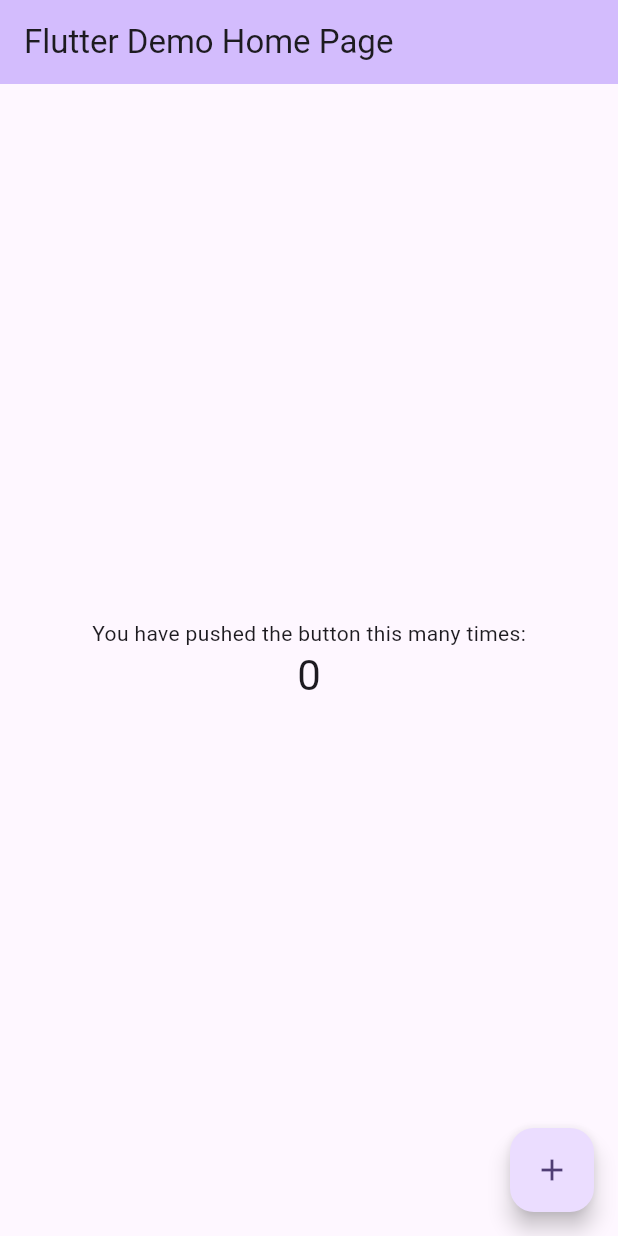
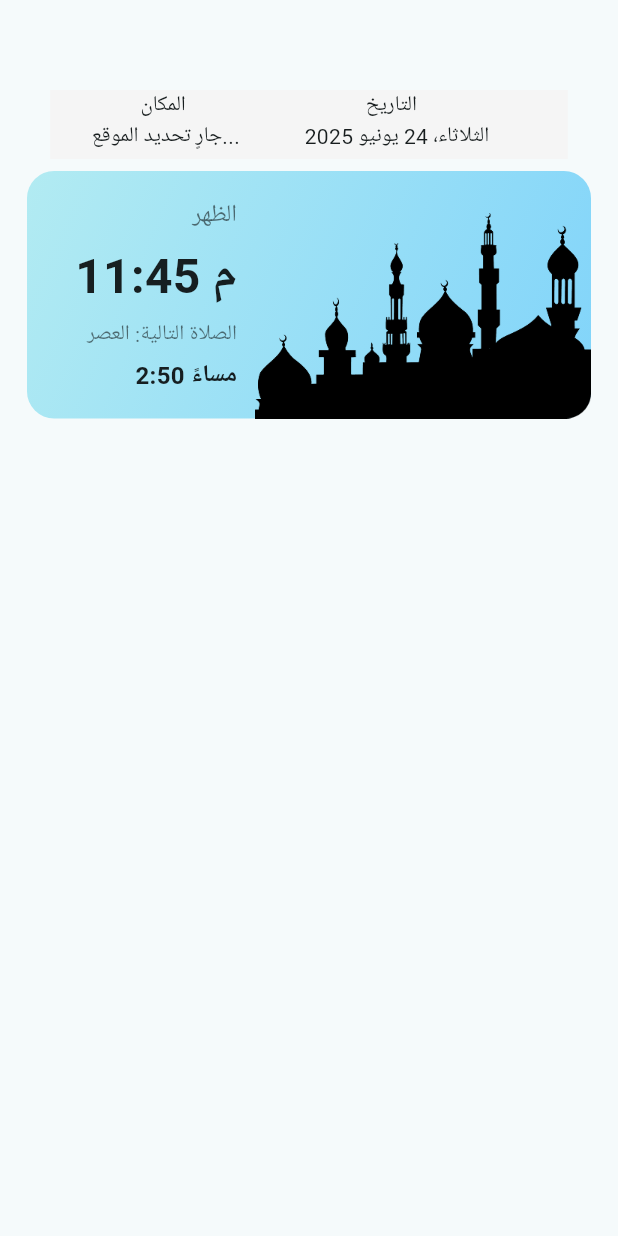
Before and after one commit to mohamedseedk908/Wiqa, a Flutter app: the screen it shows after launch, on a phone screen of 412 x 824 dp. Run offline on Flutter 3.47's test engine with Material 3 defaults, Android fonts, the phone set to English and light mode, and no system bars; our stand-ins replace geocoding, geolocator.

Commit message:
finish location and date time and card prayer

```diff
--- /dev/null
+++ b/lib/feature/home/presentation/view/home_screen.dart
@@ -0,0 +1,26 @@
+import 'package:flutter/material.dart';
+import 'package:wiqa/feature/home/presentation/widgets/location.dart';
+import 'package:wiqa/feature/home/presentation/widgets/prayer_card.dart';
+
+class HomeScreen extends StatefulWidget {
+  const HomeScreen({super.key});
+
+  @override
+  State<HomeScreen> createState() => _HomeScreenState();
+}
+
+class _HomeScreenState extends State<HomeScreen> {
+  @override
+  Widget build(BuildContext context) {
+    return Scaffold(
+      body: CustomScrollView(
+        slivers: [
+          SliverToBoxAdapter(child: SizedBox(height: 60)),
+          SliverToBoxAdapter(child: Location()),
+          SliverToBoxAdapter(child: SizedBox(height: 8)),
+          SliverToBoxAdapter(child: PrayerCard()),
+        ],
+      ),
+    );
+  }
+}
--- /dev/null
+++ b/lib/feature/home/presentation/widgets/date_time.dart
@@ -0,0 +1,39 @@
+import 'package:flutter/material.dart';
+import 'package:intl/intl.dart';
+import 'package:intl/date_symbol_data_local.dart';
+
+class Time extends StatefulWidget {
+  const Time({super.key});
+
+  @override
+  State<Time> createState() => _TimeState();
+}
+
+class _TimeState extends State<Time> {
+  String formattedDate = '';
+
+  @override
+  void initState() {
+    super.initState();
+    initializeDate(); // نهيئ التاريخ
+  }
+
+  void initializeDate() async {
+    await initializeDateFormatting('ar', null); // تهيئة اللغة العربية
+    DateTime now = DateTime.now();
+    String date = DateFormat.yMMMMEEEEd('ar').format(now);
+    setState(() {
+      formattedDate = date;
+    });
+  }
+
+  @override
+  Widget build(BuildContext context) {
+    return Center(
+      child: Text(
+        formattedDate.isEmpty ? 'جاري تحميل التاريخ...' : formattedDate,
+        style: const TextStyle(fontSize: 14),
+      ),
+    );
+  }
+}
--- /dev/null
+++ b/lib/feature/home/presentation/widgets/location.dart
@@ -0,0 +1,104 @@
+import 'package:flutter/material.dart';
+import 'package:geocoding/geocoding.dart';
+import 'package:geolocator/geolocator.dart';
+import 'package:wiqa/feature/home/presentation/widgets/date_time.dart';
+
+class Location extends StatefulWidget {
+  const Location({super.key});
+
+  @override
+  State<Location> createState() => _HomeScreenState();
+}
+
+class _HomeScreenState extends State<Location> {
+  String currentAddress = 'جارٍ تحديد الموقع...';
+
+  @override
+  void initState() {
+    super.initState();
+    _getCurrentAddress();
+  }
+
+  Future<void> _getCurrentAddress() async {
+    bool serviceEnabled;
+    LocationPermission permission;
+
+    // التحقق من تفعيل الخدمة
+    serviceEnabled = await Geolocator.isLocationServiceEnabled();
+    if (!serviceEnabled) {
+      setState(() {
+        currentAddress = 'خدمة الموقع غير مفعّلة.';
+      });
+      return;
+    }
+
+    // التحقق من الصلاحية
+    permission = await Geolocator.checkPermission();
+    if (permission == LocationPermission.denied) {
+      permission = await Geolocator.requestPermission();
+      if (permission == LocationPermission.denied) {
+        setState(() {
+          currentAddress = 'تم رفض صلاحية الموقع.';
+        });
+        return;
+      }
+    }
+
+    if (permission == LocationPermission.deniedForever) {
+      setState(() {
+        currentAddress =
+            'تم رفض الصلاحية دائمًا. يرجى تفعيلها من إعدادات الجهاز.';
+      });
+      return;
+    }
+
+    // الحصول على الإحداثيات
+    Position position = await Geolocator.getCurrentPosition(
+      desiredAccuracy: LocationAccuracy.high,
+    );
+
+    try {
+      // تحويل الإحداثيات إلى عنوان
+      List<Placemark> placemarks = await placemarkFromCoordinates(
+        position.latitude,
+        position.longitude,
+      );
+
+      Placemark place = placemarks[0];
+
+      setState(() {
+        currentAddress =
+            '${place.locality}, ${place.administrativeArea}, ${place.country}';
+      });
+    } catch (e) {
+      setState(() {
+        currentAddress = 'حدث خطأ أثناء جلب العنوان';
+      });
+    }
+  }
+
+  Widget build(BuildContext context) {
+    return Padding(
+      padding: const EdgeInsets.symmetric(horizontal: 33.5),
+      child: Container(
+        height: 46,
+        width: 375,
+        color: Color(0xffF5F5F5),
+        child: Row(
+          children: [
+            SizedBox(
+              height: 46,
+              width: 154,
+              child: Column(children: [Text("المكان "), Text(currentAddress)]),
+            ),
+            SizedBox(
+              height: 46,
+              width: 154,
+              child: Column(children: [Text("التاريخ  "), Time()]),
+            ),
+          ],
+        ),
+      ),
+    );
+  }
+}
--- /dev/null
+++ b/lib/feature/home/presentation/widgets/prayer_card.dart
@@ -0,0 +1,75 @@
+import 'package:flutter/material.dart';
+
+class PrayerCard extends StatelessWidget {
+  const PrayerCard({super.key});
+
+  @override
+  Widget build(BuildContext context) {
+    return Padding(
+      padding: const EdgeInsets.symmetric(horizontal: 18),
+      child: Container(
+        width: 375,
+        height: 165,
+        decoration: BoxDecoration(
+          gradient: const LinearGradient(
+            colors: [Color(0xFFB2EBF2), Color(0xFF81D4FA)],
+            begin: Alignment.topLeft,
+            end: Alignment.bottomRight,
+          ),
+          borderRadius: BorderRadius.circular(18),
+        ),
+        child: Row(
+          textDirection: TextDirection.rtl, // نخلي الصورة يمين
+          children: [
+            // الصورة على اليمين
+            Container(
+              height: 165,
+              width: 224,
+              child: Image.asset(
+                'assets/image/logo1.png', // 🕌 ضع صورة المآذن هنا
+                fit: BoxFit.contain,
+                alignment: Alignment.bottomRight,
+              ),
+            ),
+            const SizedBox(width: 12),
+            // النصوص
+            Column(
+              crossAxisAlignment: CrossAxisAlignment.start,
+              mainAxisAlignment: MainAxisAlignment.center,
+              textDirection: TextDirection.rtl,
+              children: const [
+                Text(
+                  'الظهر',
+                  style: TextStyle(fontSize: 16, color: Colors.black54),
+                ),
+                SizedBox(height: 6),
+                Text(
+                  '11:45 م',
+                  style: TextStyle(
+                    fontSize: 32,
+                    fontWeight: FontWeight.bold,
+                    color: Colors.black87,
+                  ),
+                ),
+                SizedBox(height: 6),
+                Text(
+                  'الصلاة التالية: العصر',
+                  style: TextStyle(fontSize: 14, color: Colors.black54),
+                ),
+                SizedBox(height: 4),
+                Text(
+                  '2:50 مساءً',
+                  style: TextStyle(
+                    fontSize: 16,
+                    fontWeight: FontWeight.bold,
+                    color: Colors.black87,
+                  ),
+                ),
+              ],
+            ),
+          ],
+        ),
+      ),
+    );
+  }
+}
--- a/lib/main.dart
+++ b/lib/main.dart
@@ -1,122 +1,6 @@
 import 'package:flutter/material.dart';
+import 'package:wiqa/wiqa_app.dart';
 
 void main() {
-  runApp(const MyApp());
+  runApp(const Wiqa());
 }
-
-class MyApp extends StatelessWidget {
-  const MyApp({super.key});
-
-  // This widget is the root of your application.
-  @override
-  Widget build(BuildContext context) {
-    return MaterialApp(
-      title: 'Flutter Demo',
-      theme: ThemeData(
-        // This is the theme of your application.
-        //
-        // TRY THIS: Try running your application with "flutter run". You'll see
-        // the application has a purple toolbar. Then, without quitting the app,
-        // try changing the seedColor in the colorScheme below to Colors.green
-        // and then invoke "hot reload" (save your changes or press the "hot
-        // reload" button in a Flutter-supported IDE, or press "r" if you used
-        // the command line to start the app).
-        //
-        // Notice that the counter didn't reset back to zero; the application
-        // state is not lost during the reload. To reset the state, use hot
-        // restart instead.
-        //
-        // This works for code too, not just values: Most code changes can be
-        // tested with just a hot reload.
-        colorScheme: ColorScheme.fromSeed(seedColor: Colors.deepPurple),
-      ),
-      home: const MyHomePage(title: 'Flutter Demo Home Page'),
-    );
-  }
-}
-
-class MyHomePage extends StatefulWidget {
-  const MyHomePage({super.key, required this.title});
-
-  // This widget is the home page of your application. It is stateful, meaning
-  // that it has a State object (defined below) that contains fields that affect
-  // how it looks.
-
-  // This class is the configuration for the state. It holds the values (in this
-  // case the title) provided by the parent (in this case the App widget) and
-  // used by the build method of the State. Fields in a Widget subclass are
-  // always marked "final".
-
-  final String title;
-
-  @override
-  State<MyHomePage> createState() => _MyHomePageState();
-}
-
-class _MyHomePageState extends State<MyHomePage> {
-  int _counter = 0;
-
-  void _incrementCounter() {
-    setState(() {
-      // This call to setState tells the Flutter framework that something has
-      // changed in this State, which causes it to rerun the build method below
-      // so that the display can reflect the updated values. If we changed
-      // _counter without calling setState(), then the build method would not be
-      // called again, and so nothing would appear to happen.
-      _counter++;
-    });
-  }
-
-  @override
-  Widget build(BuildContext context) {
-    // This method is rerun every time setState is called, for instance as done
-    // by the _incrementCounter method above.
-    //
-    // The Flutter framework has been optimized to make rerunning build methods
-    // fast, so that you can just rebuild anything that needs updating rather
-    // than having to individually change instances of widgets.
-    return Scaffold(
-      appBar: AppBar(
-        // TRY THIS: Try changing the color here to a specific color (to
-        // Colors.amber, perhaps?) and trigger a hot reload to see the AppBar
-        // change color while the other colors stay the same.
-        backgroundColor: Theme.of(context).colorScheme.inversePrimary,
-        // Here we take the value from the MyHomePage object that was created by
-        // the App.build method, and use it to set our appbar title.
-        title: Text(widget.title),
-      ),
-      body: Center(
-        // Center is a layout widget. It takes a single child and positions it
-        // in the middle of the parent.
-        child: Column(
-          // Column is also a layout widget. It takes a list of children and
-          // arranges them vertically. By default, it sizes itself to fit its
-          // children horizontally, and tries to be as tall as its parent.
-          //
-          // Column has various properties to control how it sizes itself and
-          // how it positions its children. Here we use mainAxisAlignment to
-          // center the children vertically; the main axis here is the vertical
-          // axis because Columns are vertical (the cross axis would be
-          // horizontal).
-          //
-          // TRY THIS: Invoke "debug painting" (choose the "Toggle Debug Paint"
-          // action in the IDE, or press "p" in the console), to see the
-          // wireframe for each widget.
-          mainAxisAlignment: MainAxisAlignment.center,
-          children: <Widget>[
-            const Text('You have pushed the button this many times:'),
-            Text(
-              '$_counter',
-              style: Theme.of(context).textTheme.headlineMedium,
-            ),
-          ],
-        ),
-      ),
-      floatingActionButton: FloatingActionButton(
-        onPressed: _incrementCounter,
-        tooltip: 'Increment',
-        child: const Icon(Icons.add),
-      ), // This trailing comma makes auto-formatting nicer for build methods.
-    );
-  }
-}
--- /dev/null
+++ b/lib/wiqa_app.dart
@@ -0,0 +1,20 @@
+import 'package:flutter/material.dart';
+import 'package:wiqa/feature/home/presentation/view/home_screen.dart';
+
+class Wiqa extends StatelessWidget {
+  const Wiqa({super.key});
+
+  // This widget is the root of your application.
+  @override
+  Widget build(BuildContext context) {
+    return MaterialApp(
+      debugShowCheckedModeBanner: false,
+      home: HomeScreen(),
+      title: 'Flutter Demo',
+      theme: ThemeData(
+        colorScheme: ColorScheme.fromSeed(seedColor: Color(0xffA1A1A1)),
+      ),
+      color:  Color(0xffA1A1A1),
+    );
+  }
+}
```
Also changed, not shown: pubspec.yaml (+8 -3 lines), assets/image/logo1.png (added), pubspec.lock, 6 other files.
